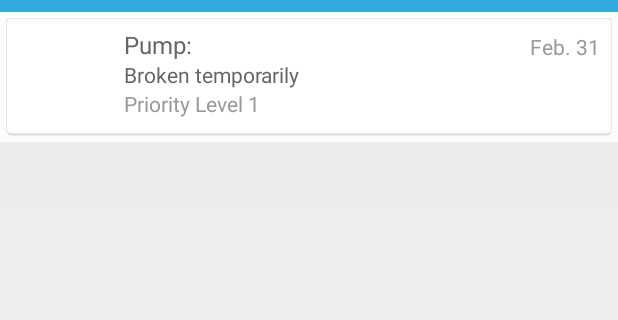
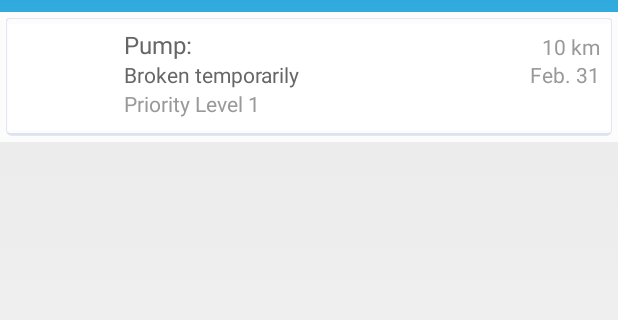
Before and after one commit to kasiahayden/WellDone, an Android app: the layout row_pump_list_item.xml on its own in the app's theme, with its tools: preview values and no code run, on a phone screen of 412 x 824 dp, the part 60-380 px from its top. Run offline under Robolectric (Android 15) with nearby library versions, the phone set to English and light mode, and no system bars.

Commit message:
Show distance of pump from current user on pump card.

```diff
--- a/app/src/main/java/com/codepath/welldone/PumpRowView.java
+++ b/app/src/main/java/com/codepath/welldone/PumpRowView.java
@@ -14,8 +14,10 @@ import android.widget.TextView;
 import com.codepath.welldone.helper.AddressUtil;
 import com.codepath.welldone.helper.DateTimeUtil;
 import com.codepath.welldone.model.Pump;
+import com.parse.ParseGeoPoint;
 
 import java.io.IOException;
+import java.text.DecimalFormat;
 import java.util.Random;
 
 public class PumpRowView extends RelativeLayout {
@@ -28,6 +30,8 @@ public class PumpRowView extends RelativeLayout {
     private ViewGroup detailsContainer;
 
     public ViewHolder viewHolder;
+
+    private DecimalFormat df = new DecimalFormat("#");
 
     public PumpRowView(Context context, AttributeSet attrs){
         super(context, attrs);
@@ -77,13 +81,23 @@ public class PumpRowView extends RelativeLayout {
         viewHolder.tvPriority = (TextView)findViewById(R.id.tvPriority);
         viewHolder.tvStatus = (TextView)findViewById(R.id.tvPumpStatus);
         viewHolder.tvLocation = (TextView)findViewById(R.id.tvPumpLocation);
+        viewHolder.tvPumpDistance = (TextView)findViewById(R.id.tvPumpDistance);
     }
 
-    public void updateSubviews(Pump pump) {
-        viewHolder.tvLastUpdated.setText(
-                DateTimeUtil.getRelativeTimeofTweet(pump.getUpdatedAt().toString()));
+    public void updateSubviews(Pump pump, ParseGeoPoint currentUserLocation) {
+
+        viewHolder.tvLastUpdated.setText(String.format("%s ago",
+                DateTimeUtil.getRelativeTimeofTweet(pump.getUpdatedAt().toString())));
         viewHolder.tvStatus.setText(pump.getCurrentStatus());
         viewHolder.tvPriority.setText(String.format("Priority Level %d", pump.getPriority()));
+
+        final Double distanceFromOrigin =
+                currentUserLocation.distanceInKilometersTo(pump.getLocation());
+        // Turns out the pumps are too far from each other. So reduce distance by factor of 10
+        // for demo purposes :p. Who cares?
+        viewHolder.tvPumpDistance.setText(
+                String.format("%s km", df.format(distanceFromOrigin.doubleValue() / 10.0)));
+
         setPumpToRandomImage();
         setupLocationLabel(pump);
     }
@@ -113,12 +127,12 @@ public class PumpRowView extends RelativeLayout {
         }
     }
 
-
     public void clearTextViews() {
         viewHolder.tvLocation.setText("");
         viewHolder.tvStatus.setText("");
         viewHolder.tvPriority.setText("");
         viewHolder.tvLastUpdated.setText("");
+        viewHolder.tvPumpDistance.setText("");
     }
 
     static class ViewHolder {
@@ -127,5 +141,6 @@ public class PumpRowView extends RelativeLayout {
         TextView tvLocation;
         TextView tvStatus;
         TextView tvPriority;
+        TextView tvPumpDistance;
     }
 }
--- a/app/src/main/java/com/codepath/welldone/fragment/PumpMapFragment.java
+++ b/app/src/main/java/com/codepath/welldone/fragment/PumpMapFragment.java
@@ -22,11 +22,14 @@ import com.google.android.gms.maps.model.BitmapDescriptorFactory;
 import com.google.android.gms.maps.model.LatLng;
 import com.google.android.gms.maps.model.LatLngBounds;
 import com.google.android.gms.maps.model.MarkerOptions;
+import com.parse.ParseGeoPoint;
+import com.parse.ParseUser;
 
 public class PumpMapFragment extends Fragment {
     public static final double MAP_DISPLAY_DELTA = 0.03;
     public Pump mPump;
     private MapFragment mapFragment;
+    private ParseGeoPoint currentUserLocation;
 
     ViewPager mDetailsPager;
 
@@ -45,6 +48,7 @@ public class PumpMapFragment extends Fragment {
     public void onCreate(Bundle savedInstanceState) {
         super.onCreate(savedInstanceState);
         mapFragment = new MapFragment();
+        currentUserLocation = (ParseGeoPoint) ParseUser.getCurrentUser().get("location");
     }
 
     @Override
@@ -161,7 +165,7 @@ public class PumpMapFragment extends Fragment {
                 final PumpRowView pumpRow = new PumpRowView(getActivity(), null);
                 pumpRow.setRootBackgroundColor(getResources().getColor(android.R.color.transparent));
                 final Pump thePump = mPumpListAdapter.getItem(position);
-                pumpRow.updateSubviews(thePump);
+                pumpRow.updateSubviews(thePump, currentUserLocation);
                 container.addView(pumpRow);
                 pumpRow.newReportButton.setOnClickListener(new View.OnClickListener() {
                     @Override
--- a/app/src/main/res/layout/row_pump.xml
+++ b/app/src/main/res/layout/row_pump.xml
@@ -38,17 +38,16 @@
                 android:text="@string/pump_name_label"/>
 
             <TextView
-                android:id="@+id/tvPumpLastUpdated"
+                android:id="@+id/tvPumpDistance"
                 android:layout_width="wrap_content"
                 android:layout_height="wrap_content"
-                android:layout_below="@+id/tvPumpLocation"
                 android:layout_alignParentRight="true"
                 android:layout_alignTop="@id/tvPumpLocation"
                 android:textColor="@color/textGray"
                 android:layout_marginRight="4dp"
                 android:fontFamily="sans-serif"
                 android:textSize="14dp"
-                android:text="Feb. 31" />
+                android:text="10 km" />
 
             <TextView
                 android:id="@+id/tvPumpStatus"
@@ -59,6 +58,18 @@
                 android:textSize="14dp"
                 android:text="Broken temporarily"
                 android:layout_alignLeft="@id/tvPumpLocation"/>
+
+            <TextView
+                android:id="@+id/tvPumpLastUpdated"
+                android:layout_width="wrap_content"
+                android:layout_height="wrap_content"
+                android:layout_alignParentRight="true"
+                android:layout_alignTop="@id/tvPumpStatus"
+                android:textColor="@color/textGray"
+                android:layout_marginRight="4dp"
+                android:fontFamily="sans-serif"
+                android:textSize="14dp"
+                android:text="Feb. 31" />
 
             <TextView
                 android:id="@+id/tvPriority"
```
Also changed, not shown: app/src/main/java/com/codepath/welldone/PumpListAdapter.java (+7 -1 lines).
